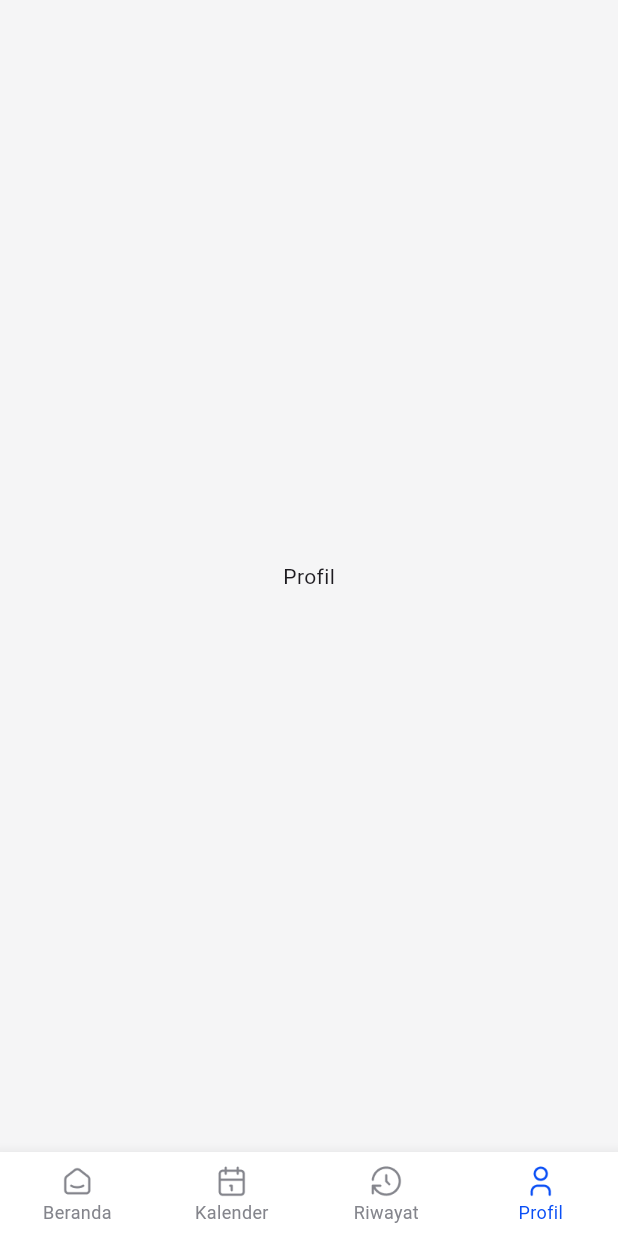
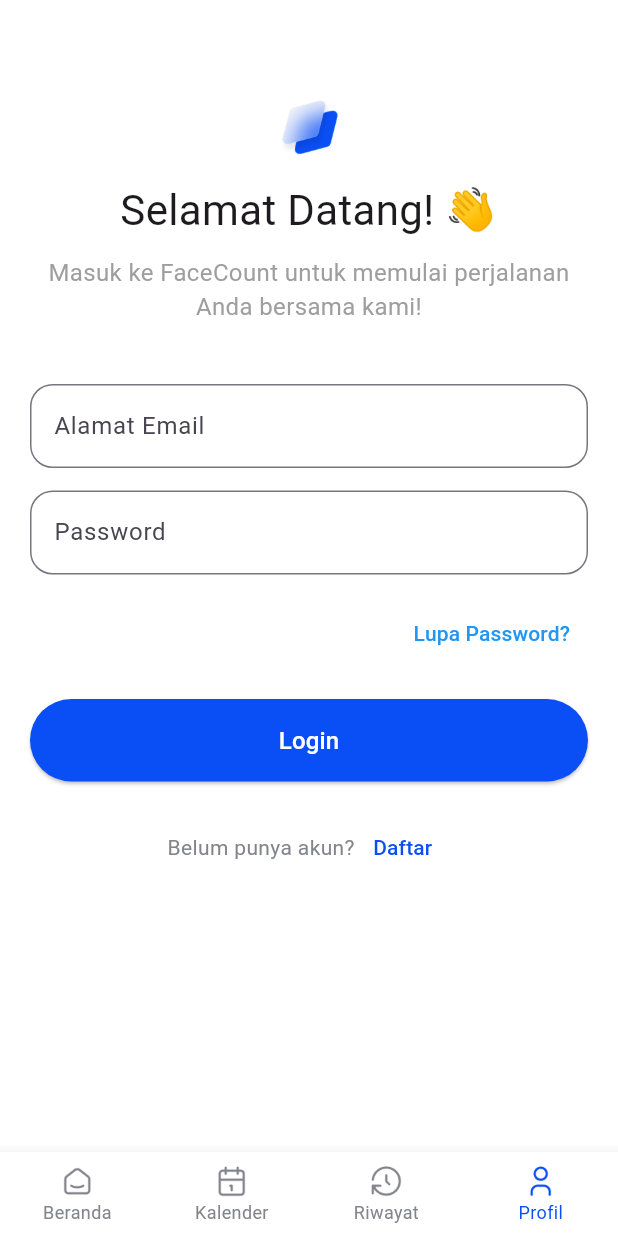
Before and after one commit to ChamillatulLuqianaAgustin/face_count, a Flutter app: the screen it shows after launch, item 4 of the bottom bar chosen, on a phone screen of 412 x 824 dp. Run offline on Flutter 3.47's test engine with Material 3 defaults, Android fonts, the phone set to English and light mode, and no system bars; Roboto replaces fonts that are missing (SFProDisplay).

Commit message:
add login dan register

```diff
--- /dev/null
+++ b/lib/features/login/login_page.dart
@@ -0,0 +1,150 @@
+import 'package:face_count/configs/theme.dart';
+import 'package:flutter/material.dart';
+import 'register_page.dart';
+
+class LoginScreen extends StatefulWidget {
+  const LoginScreen({super.key});
+
+  @override
+  _LoginScreenState createState() => _LoginScreenState();
+}
+
+class _LoginScreenState extends State<LoginScreen> {
+  final _formKey = GlobalKey<FormState>();
+
+  @override
+  Widget build(BuildContext context) {
+    return Scaffold(
+      backgroundColor: Colors.white,
+      body: SingleChildScrollView(
+        child: Padding(
+          padding: const EdgeInsets.symmetric(horizontal: 20, vertical: 60),
+          child: Column(
+            children: <Widget>[
+              // Bagian Logo dan Selamat Datang
+              Center(
+                child: Column(
+                  mainAxisAlignment: MainAxisAlignment.center,
+                  crossAxisAlignment: CrossAxisAlignment.center,
+                  children: [
+                    Image.asset(
+                      'assets/images/logo.png',
+                      width: 50,
+                      height: 50,
+                    ),
+                    const SizedBox(height: 10),
+                    const Text(
+                      'Selamat Datang! 👋',
+                      style: TextStyle(
+                        fontSize: 28,
+                      ),
+                    ),
+                  ],
+                ),
+              ),
+              const SizedBox(height: 10),
+              const Text(
+                'Masuk ke FaceCount untuk memulai perjalanan Anda bersama kami!',
+                textAlign: TextAlign.center, // Teks berada di tengah
+                style: TextStyle(fontSize: 16, color: Colors.grey),
+              ),
+              const SizedBox(height: 40),
+
+              // Bagian Form Login
+              Form(
+                key: _formKey,
+                child: Column(
+                  children: <Widget>[
+                    TextFormField(
+                      decoration: InputDecoration(
+                        labelText: 'Alamat Email',
+                        hintText: 'Masukkan alamat email',
+                        border: OutlineInputBorder(
+                          borderRadius: BorderRadius.circular(15),
+                        ),
+                      ),
+                      keyboardType: TextInputType.emailAddress,
+                    ),
+                    const SizedBox(height: 15),
+                    TextFormField(
+                      decoration: InputDecoration(
+                        labelText: 'Password',
+                        hintText: 'Masukkan password',
+                        border: OutlineInputBorder(
+                          borderRadius: BorderRadius.circular(15),
+                        ),
+                      ),
+                      obscureText: true,
+                    ),
+                    const SizedBox(height: 15),
+                    Align(
+                      alignment: Alignment.centerRight,
+                      child: TextButton(
+                        onPressed: () {
+                          // Aksi untuk lupa password
+                        },
+                        child: const Text(
+                          'Lupa Password?',
+                          style: TextStyle(color: Colors.blue),
+                        ),
+                      ),
+                    ),
+                  ],
+                ),
+              ),
+
+              const SizedBox(height: 20),
+
+              // Bagian Tombol Login
+              SizedBox(
+                width: double.infinity,
+                child: ElevatedButton(
+                  onPressed: () {
+                    if (_formKey.currentState!.validate()) {
+                      // Aksi login
+                    }
+                  },
+                  child: const Text(
+                    'Login',
+                    style: TextStyle(fontSize: 16, color: Colors.white),
+                  ),
+                  style: ElevatedButton.styleFrom(
+                    padding: const EdgeInsets.symmetric(vertical: 16),
+                    shape: RoundedRectangleBorder(
+                      borderRadius: BorderRadius.circular(100),
+                    ),
+                    backgroundColor: Color(0xFF0A4FF6),
+                  ),
+                ),
+              ),
+
+              const SizedBox(height: 20),
+
+              // Tombol untuk Navigasi ke Halaman Daftar
+              Row(
+                mainAxisAlignment: MainAxisAlignment.center,
+                children: <Widget>[
+                  const Text('Belum punya akun?',
+                  style: TextStyle(color: neutral400)),
+                  TextButton(
+                    onPressed: () {
+                      // Navigasi ke halaman RegisterScreen
+                      Navigator.push(
+                        context,
+                        MaterialPageRoute(builder: (context) => const RegisterScreen()),
+                      );
+                    },
+                    child: const Text(
+                      'Daftar',
+                      style: TextStyle(color: primaryBase),
+                    ),
+                  ),
+                ],
+              ),
+            ],
+          ),
+        ),
+      ),
+    );
+  }
+}
--- a/lib/features/profil/profil_page.dart
+++ /dev/null
@@ -1,14 +0,0 @@
-import 'package:flutter/material.dart';
-
-class ProfilPage extends StatelessWidget {
-  const ProfilPage({super.key});
-
-  @override
-  Widget build(BuildContext context) {
-    return const Scaffold(
-      body: Center(
-        child: Text('Profil'),
-      ),
-    );
-  }
-}
--- a/lib/main_screen.dart
+++ b/lib/main_screen.dart
@@ -4,8 +4,9 @@ import 'package:flutter/material.dart';
 import 'features/acara/tambah_acara.dart';
 import 'features/beranda/beranda_page.dart';
 import 'features/kalender/kalender_page.dart';
-import 'features/profil/profil_page.dart';
+// import 'features/profil/profil_page.dart';
 import 'features/riwayat/riwayat_page.dart';
+import 'features/login/login_page.dart';
 
 class MainScreen extends StatefulWidget {
   const MainScreen({super.key});
@@ -22,7 +23,7 @@ class _MainScreenState extends State<MainScreen> {
     const BerandaPage(),
     const KalenderPage(),
     const RiwayatPage(),
-    const ProfilPage(),
+    const LoginScreen(),
   ];
 
   @override
--- a/pubspec.yaml
+++ b/pubspec.yaml
@@ -20,7 +20,7 @@ version: 1.0.0+1
 
 environment:
   # sdk: ^3.6.0-198.0.dev
-  sdk: 3.5.3
+  sdk: ^3.5.2
 
 # Dependencies specify other packages that your package needs in order to work.
 # To automatically upgrade your package dependencies to the latest versions
```
Also changed, not shown: lib/features/login/register_page.dart (added, +172 -0 lines), assets/images/logo.png (added), pubspec.lock.
